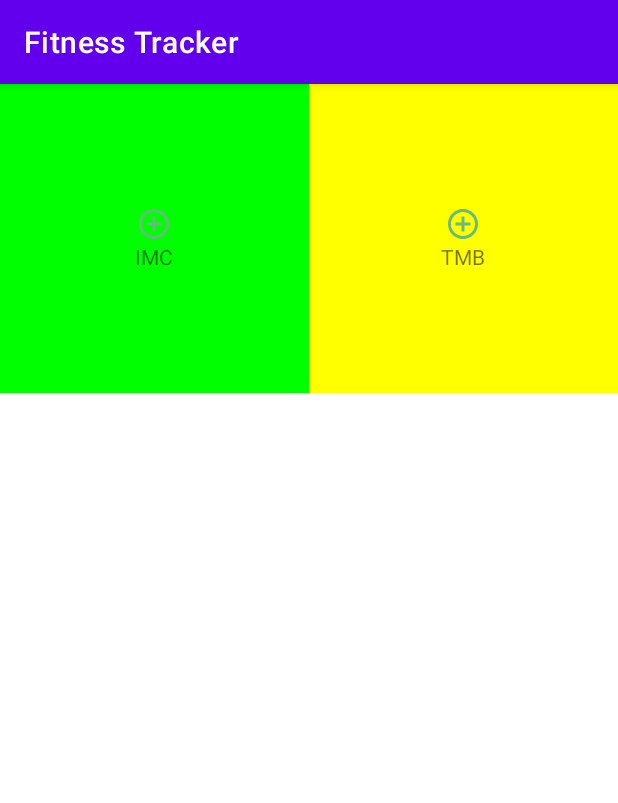
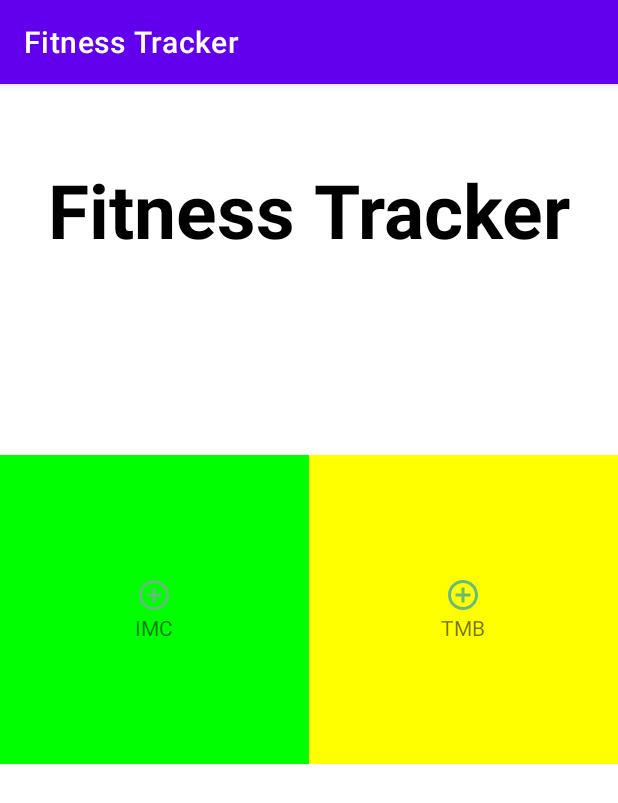
Before and after one commit to SAANDRIN/App_FitnessTracker, an Android app: the screen it shows after launch (MainActivity), on a phone screen of 412 x 824 dp. Shown: the top 803 px of the screen. Run offline under Robolectric (Android 15) with nearby library versions, the phone set to English and light mode, and no system bars; our stand-ins replace Room's generated code.

Commit message:
Alterando layout da activity_main

```diff
--- a/app/src/main/res/layout/activity_main.xml
+++ b/app/src/main/res/layout/activity_main.xml
@@ -8,9 +8,21 @@
     android:gravity="center"
     tools:context=".MainActivity">
 
+    <TextView
+        android:layout_marginTop="50dp"
+        android:layout_marginStart="8dp"
+        android:layout_marginEnd="8dp"
+        android:textColor="@color/black"
+        android:text="Fitness Tracker"
+        android:textStyle="bold"
+        android:textSize="50dp"
+        android:layout_width="wrap_content"
+        android:layout_height="wrap_content" />
+
 
     <androidx.recyclerview.widget.RecyclerView
         android:id="@+id/rv_main"
+        android:layout_marginTop="130dp"
         android:layout_width="match_parent"
         android:layout_height="match_parent"
         tools:listitem="@layout/main_item"
```
